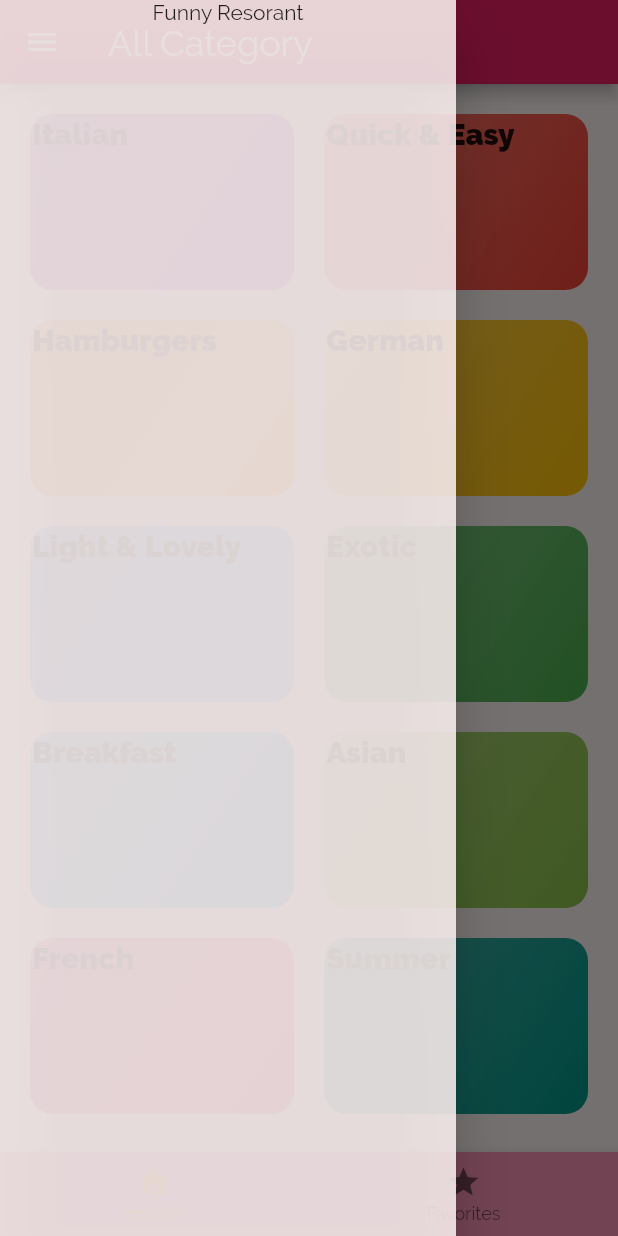
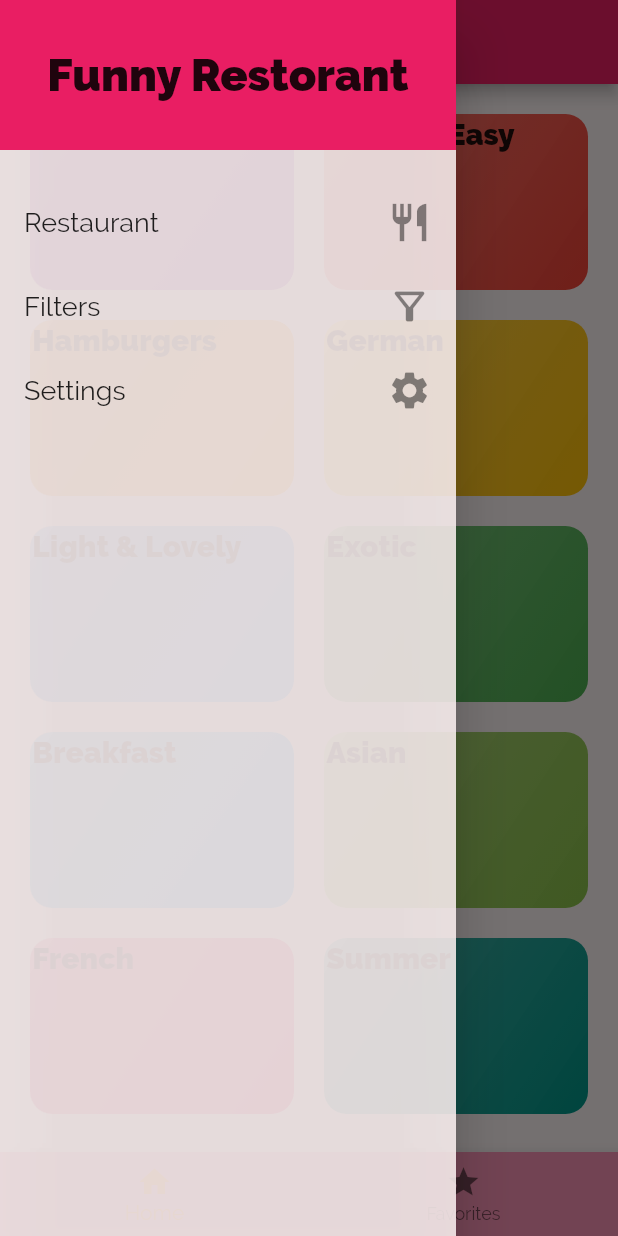
Before and after one commit to Jean-Lionel/flutter_meals_app, a Flutter app: the screen it shows after launch, with the side drawer open, on a phone screen of 412 x 824 dp. Run offline on Flutter 3.47's test engine with Material 2 defaults, Android fonts, the phone set to English and light mode, and no system bars.

```diff
--- a/lib/main.dart
+++ b/lib/main.dart
@@ -1,4 +1,5 @@
 import 'package:flutter/material.dart';
+import 'package:flutter_meals_app/screens/filter_screen.dart';
 import './screens/tabs_screen.dart';
 import './screens/meals_category_details.dart';
 import './screens/categories_screen.dart';
@@ -37,6 +38,7 @@ class MyApp extends StatelessWidget {
         '/': (_) => TabScreen(),
         CategorieScreen.routeName: (ctx) => CategoryMealScreen(),
         MealDetails.routeName: (ctx) => MealDetails(),
+        FilterScreen.routeName: (ctx) => FilterScreen(),
       },
       onGenerateRoute: (settings) {
         print(settings.arguments);
--- a/lib/widgets/main_drawer.dart
+++ b/lib/widgets/main_drawer.dart
@@ -1,18 +1,57 @@
 import 'package:flutter/material.dart';
+import '../screens/filter_screen.dart';
 
 class MainDrawer extends StatelessWidget {
   const MainDrawer({super.key});
+
+  Widget buildListTile(String title, IconData icon, navigate) {
+    return ListTile(
+      onTap: navigate,
+      trailing: Icon(
+        icon,
+        size: 30,
+      ),
+      title: Text(
+        title,
+        style: const TextStyle(
+          fontSize: 18,
+        ),
+      ),
+    );
+  }
 
   @override
   Widget build(BuildContext context) {
     return Drawer(
       child: Column(
+        mainAxisAlignment: MainAxisAlignment.start,
         children: [
           Container(
-            child: Text(
-              "Funny Resorant",
+            height: 100,
+            width: double.infinity,
+            alignment: Alignment.center,
+            decoration: BoxDecoration(
+              color: Theme.of(context).primaryColor,
             ),
-          )
+            child: const Text(
+              "Funny Restorant",
+              style: TextStyle(
+                fontFamily: "RobotoCondensed",
+                fontWeight: FontWeight.w900,
+                fontSize: 30,
+              ),
+            ),
+          ),
+          const SizedBox(
+            height: 20,
+          ),
+          buildListTile("Restaurant", Icons.restaurant, () {
+            Navigator.of(context).pushReplacementNamed("/");
+          }),
+          buildListTile("Filters", Icons.filter_alt_outlined, () {
+            Navigator.of(context).pushReplacementNamed(FilterScreen.routeName);
+          }),
+          buildListTile("Settings", Icons.settings, () {}),
         ],
       ),
     );
```
Also changed, not shown: lib/screens/filter_screen.dart (added, +19 -0 lines), lib/screens/meals_category_details.dart (+8 -1 lines).
